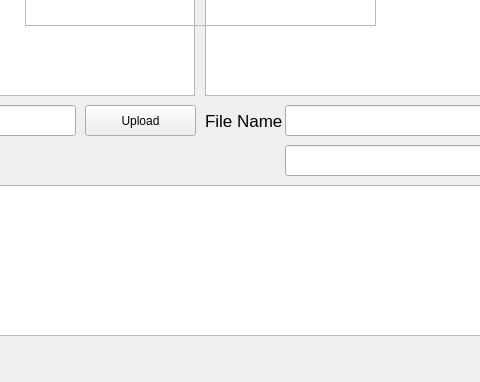
Above: Login.ui from NetworkFundamentalsELEN4017/FTP-Project before the change; both pictures show x 345 to 825 and y 225 to 607 of the 1085 by 607 pixel window. Below: the same form after it.
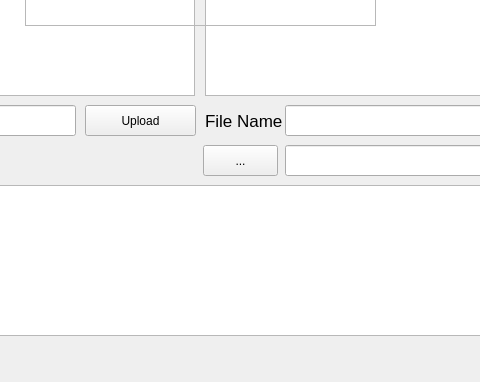
That is the form after the change.

Commit message: Return Directory

Diff of the .ui file:
```diff
--- a/Login.ui
+++ b/Login.ui
@@ -431,6 +431,19 @@
     <string>Quit</string>
    </property>
   </widget>
+  <widget class="QPushButton" name="btnReturn">
+   <property name="geometry">
+    <rect>
+     <x>548</x>
+     <y>370</y>
+     <width>75</width>
+     <height>31</height>
+    </rect>
+   </property>
+   <property name="text">
+    <string>...</string>
+   </property>
+  </widget>
   <zorder>treeViewUp</zorder>
   <zorder>btnUpload</zorder>
   <zorder>btnDownload</zorder>
```
Left out of the diff: 1 changed line with no effect on the pictures. The commit also changes 1 other file.
